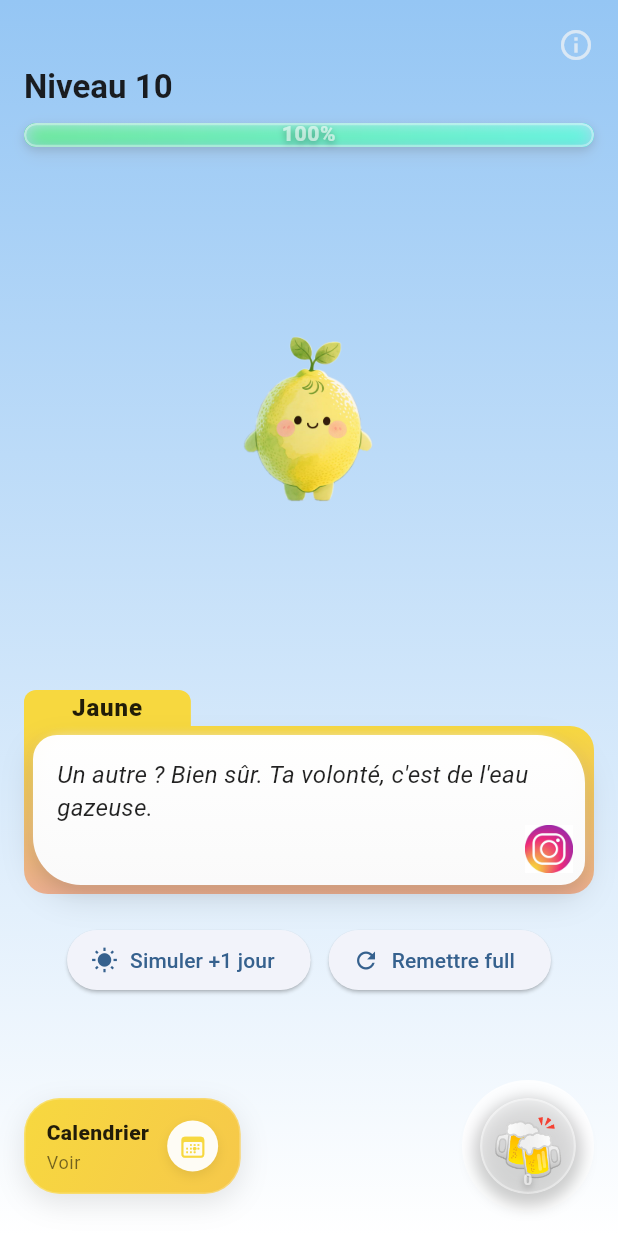
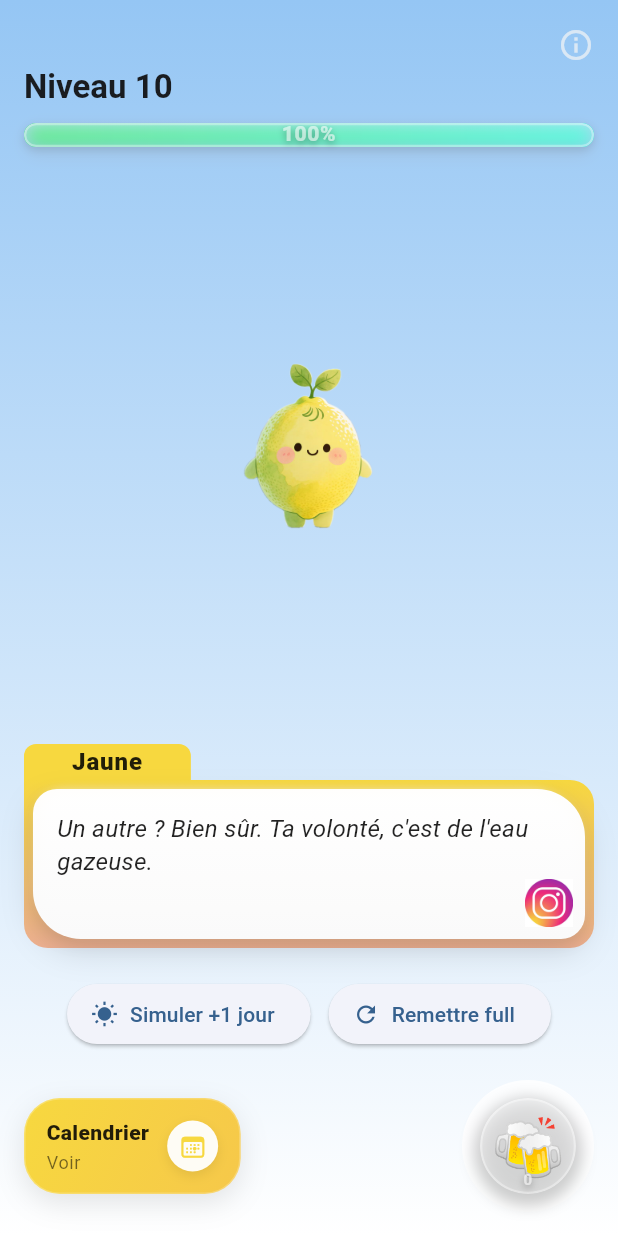
Before and after one commit to Melshea01/Jaune, a Flutter app: the screen it shows after launch, on a phone screen of 412 x 824 dp. Run offline on Flutter 3.47's test engine with Material 3 defaults, Android fonts, the light colour scheme and no system bars; our stand-ins replace audioplayers, camera, rive, shared_preferences; missing offline and left inert: floating_bubbles, social_share.

Commit message:
fix : amélioration de la mise en page du RiveBuilder en utilisant Expanded pour un meilleur ajustement

```diff
--- a/lib/main.dart
+++ b/lib/main.dart
@@ -443,17 +443,10 @@
               const SizedBox(height: 20),
 
               // === Image / Rive du personnage (fix layout) ===
-              Center(
-                child: SizedBox(
-                  width: 320,
-                  height: 320,
-                  child: ClipRRect(
-                    borderRadius: BorderRadius.circular(12),
-                    child: Container(
-                      color: Colors.transparent,
-                      child: const RiveBuilder(),
-                    ),
-                  ),
+              Expanded(
+                child: Container(
+                  color: Colors.transparent,
+                  child: const RiveBuilder(),
                 ),
               ),
               const SizedBox(height: 20),
@@ -507,7 +500,7 @@
                 ],
               ),
 
-              Spacer(),
+              SizedBox(height: 20),
 
               Row(
                 crossAxisAlignment: CrossAxisAlignment.center,
@@ -775,6 +768,3 @@
     );
   }
 }
-
-// Painter pour dessiner les demi-cercles de la jauge autour du bouton
-// ConsumptionGaugePainter extracted to lib/widgets/consumption_gauge_painter.dart
```
